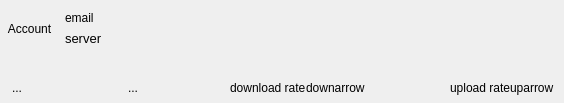
Old version of the form ui/cloud-view.ui in the repository haiwen/seafile-client.
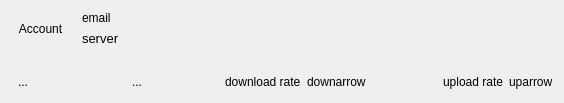
New version of the form.

```diff
--- a/ui/cloud-view.ui
+++ b/ui/cloud-view.ui
@@ -17,18 +17,6 @@
    <string notr="true"/>
   </property>
   <layout class="QVBoxLayout" name="verticalLayout_2">
-   <property name="spacing">
-    <number>0</number>
-   </property>
-   <property name="leftMargin">
-    <number>0</number>
-   </property>
-   <property name="rightMargin">
-    <number>0</number>
-   </property>
-   <property name="bottomMargin">
-    <number>0</number>
-   </property>
    <item>
     <layout class="QHBoxLayout" name="horizontalLayout">
      <property name="bottomMargin">
@@ -98,19 +86,7 @@
     </widget>
    </item>
    <item>
-    <layout class="QHBoxLayout" name="horizontalLayout_2">
-     <property name="leftMargin">
-      <number>5</number>
-     </property>
-     <property name="topMargin">
-      <number>5</number>
-     </property>
-     <property name="rightMargin">
-      <number>10</number>
-     </property>
-     <property name="bottomMargin">
-      <number>5</number>
-     </property>
+    <layout class="QHBoxLayout" name="horizontalLayout_4">
      <item>
       <widget class="QToolButton" name="mDownloadTasksBtn">
        <property name="text">
@@ -165,6 +141,8 @@
       </spacer>
      </item>
      <item>
+      <layout class="QHBoxLayout" name="horizontalLayout_2">
+       <item>
       <widget class="QLabel" name="mDownloadRate">
        <property name="text">
         <string>download rate</string>
@@ -178,6 +156,8 @@
        </property>
       </widget>
      </item>
+      </layout>
+     </item>
      <item>
       <spacer name="horizontalSpacer_4">
        <property name="orientation">
@@ -192,6 +172,8 @@
       </spacer>
      </item>
      <item>
+      <layout class="QHBoxLayout" name="horizontalLayout_3">
+       <item>
       <widget class="QLabel" name="mUploadRate">
        <property name="text">
         <string>upload rate</string>
@@ -204,6 +186,8 @@
         <string>uparrow</string>
        </property>
       </widget>
+       </item>
+      </layout>
      </item>
     </layout>
    </item>
```
Lines whose indentation alone changed are shown as unchanged.
